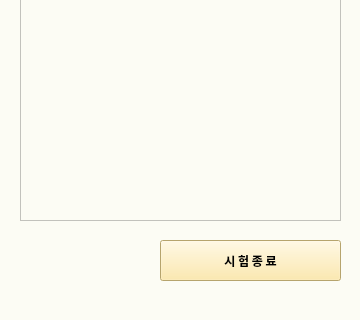
Old version of the form student/ExamWindow.ui in the repository nolzaheo/WatchU; both pictures show x 0 to 360 and y 180 to 500 of the 360 by 500 pixel window.
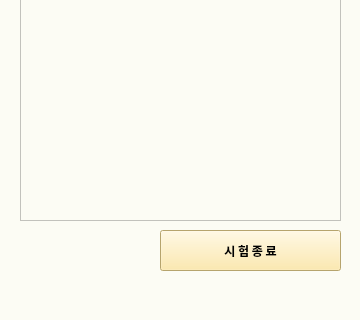
New version of the form.

Patch:
```diff
--- a/student/ExamWindow.ui
+++ b/student/ExamWindow.ui
@@ -76,7 +76,7 @@
     <property name="geometry">
      <rect>
       <x>160</x>
-      <y>420</y>
+      <y>410</y>
       <width>181</width>
       <height>41</height>
      </rect>
```
Left out of the diff: 2 changed lines with no effect on the pictures.
